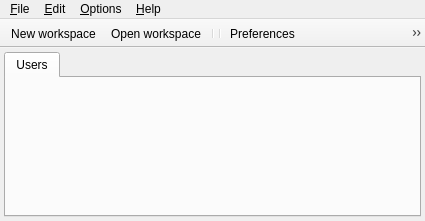
Old version of the form Srt.QT/tt3-skin-admin/MainFrame.ui in the repository akapustiatyahoocouk/TimeTracker3.
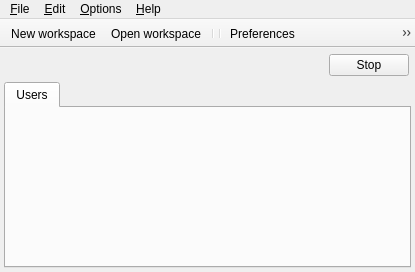
New version of the form. Icons and pictures are not drawn.

Diff of the .ui file:
```diff
--- a/Srt.QT/tt3-skin-admin/MainFrame.ui
+++ b/Srt.QT/tt3-skin-admin/MainFrame.ui
@@ -6,8 +6,8 @@
    <rect>
     <x>0</x>
     <y>0</y>
-    <width>425</width>
-    <height>221</height>
+    <width>415</width>
+    <height>272</height>
    </rect>
   </property>
   <property name="windowTitle">
@@ -36,7 +36,7 @@
     <property name="spacing">
      <number>4</number>
     </property>
-    <item row="0" column="0">
+    <item row="1" column="0">
      <widget class="QTabWidget" name="managersTabWidget">
       <property name="currentIndex">
        <number>0</number>
@@ -52,6 +52,51 @@
       </widget>
      </widget>
     </item>
+    <item row="0" column="0">
+     <widget class="QWidget" name="currentActivityPanel" native="true">
+      <layout class="QGridLayout" name="gridLayout_2">
+       <property name="leftMargin">
+        <number>2</number>
+       </property>
+       <property name="topMargin">
+        <number>2</number>
+       </property>
+       <property name="rightMargin">
+        <number>2</number>
+       </property>
+       <property name="bottomMargin">
+        <number>2</number>
+       </property>
+       <property name="spacing">
+        <number>2</number>
+       </property>
+       <item row="0" column="1">
+        <widget class="QPushButton" name="stopActivityPushButton">
+         <property name="text">
+          <string>Stop</string>
+         </property>
+         <property name="icon">
+          <iconset resource="tt3-skin-admin.qrc">
+           <normaloff>:/tt3-skin-admin/Resources/Images/Actions/StopSmall.png</normaloff>:/tt3-skin-admin/Resources/Images/Actions/StopSmall.png</iconset>
+         </property>
+        </widget>
+       </item>
+       <item row="0" column="0">
+        <widget class="QLabel" name="currentActivityLabel">
+         <property name="sizePolicy">
+          <sizepolicy hsizetype="Expanding" vsizetype="Preferred">
+           <horstretch>0</horstretch>
+           <verstretch>0</verstretch>
+          </sizepolicy>
+         </property>
+         <property name="text">
+          <string>&lt;ACTIVITY&gt;</string>
+         </property>
+        </widget>
+       </item>
+      </layout>
+     </widget>
+    </item>
    </layout>
   </widget>
   <widget class="QMenuBar" name="menubar">
@@ -59,7 +104,7 @@
     <rect>
      <x>0</x>
      <y>0</y>
-     <width>425</width>
+     <width>415</width>
      <height>25</height>
     </rect>
    </property>
```
